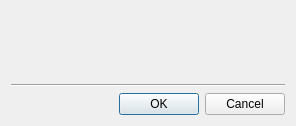
networkoptix/nx_open, file client/libclient/src/ui/dialogs/build_number_dialog.ui: the form before one commit.
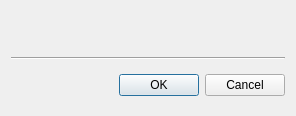
The form after the commit. Custom widgets are drawn as their Qt base class.

Commit message:
VMS-3480: Update Tab redesign
Build Number dialog redesign.

<==== Mercurial data ====>
Branch: dev_3.0.0_gui

Patch:
```diff
--- a/client/libclient/src/ui/dialogs/build_number_dialog.ui
+++ b/client/libclient/src/ui/dialogs/build_number_dialog.ui
@@ -7,7 +7,7 @@
     <x>0</x>
     <y>0</y>
     <width>296</width>
-    <height>126</height>
+    <height>116</height>
    </rect>
   </property>
   <property name="sizePolicy">
@@ -22,6 +22,12 @@
   <layout class="QVBoxLayout" name="verticalLayout">
    <item>
     <widget class="QWidget" name="widget" native="true">
+     <property name="sizePolicy">
+      <sizepolicy hsizetype="Preferred" vsizetype="Fixed">
+       <horstretch>0</horstretch>
+       <verstretch>0</verstretch>
+      </sizepolicy>
+     </property>
      <layout class="QVBoxLayout" name="verticalLayout_2">
       <item>
        <widget class="QnInputField" name="buildNumberInputField" native="true"/>
@@ -32,19 +38,6 @@
      </layout>
     </widget>
    </item>
-   <item>
-    <spacer name="verticalSpacer">
-     <property name="orientation">
-      <enum>Qt::Vertical</enum>
-     </property>
-     <property name="sizeHint" stdset="0">
-      <size>
-       <width>20</width>
-       <height>40</height>
-      </size>
-     </property>
-    </spacer>
-   </item>
    <item>
     <widget class="Line" name="line">
      <property name="orientation">
```
The commit also changes 1 other file.
